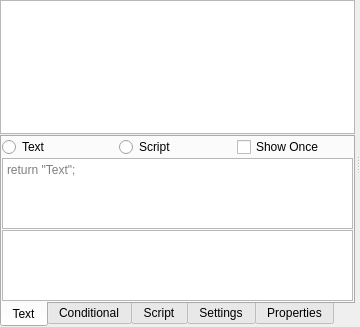
Qt form res/forms/DialogueWidget.ui (tedvalson/NovelTea) before a commit.
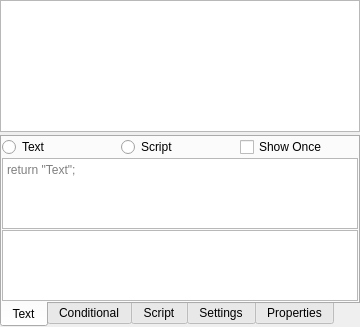
The same form after that commit. Icons and pictures are not drawn. Custom widgets are drawn as their Qt base class.

Commit message: Dialogue: Remove unneeded splitter in editor widget

```diff
--- a/res/forms/DialogueWidget.ui
+++ b/res/forms/DialogueWidget.ui
@@ -22,61 +22,21 @@
   <property name="layoutDirection">
    <enum>Qt::LeftToRight</enum>
   </property>
-  <layout class="QHBoxLayout" name="horizontalLayout">
-   <property name="spacing">
-    <number>2</number>
-   </property>
-   <property name="leftMargin">
-    <number>0</number>
-   </property>
-   <property name="topMargin">
-    <number>0</number>
-   </property>
-   <property name="rightMargin">
-    <number>0</number>
-   </property>
-   <property name="bottomMargin">
-    <number>0</number>
-   </property>
-   <item>
-    <widget class="QSplitter" name="splitter">
-     <property name="sizePolicy">
-      <sizepolicy hsizetype="Expanding" vsizetype="Expanding">
-       <horstretch>0</horstretch>
-       <verstretch>0</verstretch>
-      </sizepolicy>
-     </property>
-     <property name="orientation">
-      <enum>Qt::Horizontal</enum>
-     </property>
-     <property name="opaqueResize">
-      <bool>false</bool>
-     </property>
-     <property name="handleWidth">
-      <number>5</number>
-     </property>
-     <property name="childrenCollapsible">
-      <bool>false</bool>
-     </property>
-     <property name="spacing" stdset="0">
-      <number>2</number>
-     </property>
-     <property name="leftMargin" stdset="0">
-      <number>2</number>
-     </property>
-     <property name="topMargin" stdset="0">
-      <number>2</number>
-     </property>
-     <property name="rightMargin" stdset="0">
-      <number>2</number>
-     </property>
-     <property name="bottomMargin" stdset="0">
-      <number>2</number>
-     </property>
-     <widget class="QWidget" name="verticalLayoutWidgetLeft">
       <layout class="QVBoxLayout" name="verticalLayout_2">
        <property name="spacing">
-        <number>1</number>
+    <number>3</number>
+   </property>
+   <property name="leftMargin">
+    <number>0</number>
+   </property>
+   <property name="topMargin">
+    <number>0</number>
+   </property>
+   <property name="rightMargin">
+    <number>0</number>
+   </property>
+   <property name="bottomMargin">
+    <number>0</number>
        </property>
        <item>
         <widget class="QTreeView" name="treeView">
@@ -341,17 +301,6 @@
            <item>
             <widget class="PropertyEditor" name="propertyEditor" native="true"/>
            </item>
-          </layout>
-         </widget>
-        </widget>
-       </item>
-      </layout>
-     </widget>
-     <widget class="QWidget" name="verticalLayoutWidgetRight">
-      <layout class="QVBoxLayout" name="verticalLayoutRight">
-       <property name="spacing">
-        <number>1</number>
-       </property>
       </layout>
      </widget>
     </widget>
```
Lines whose indentation alone changed are shown as unchanged.
